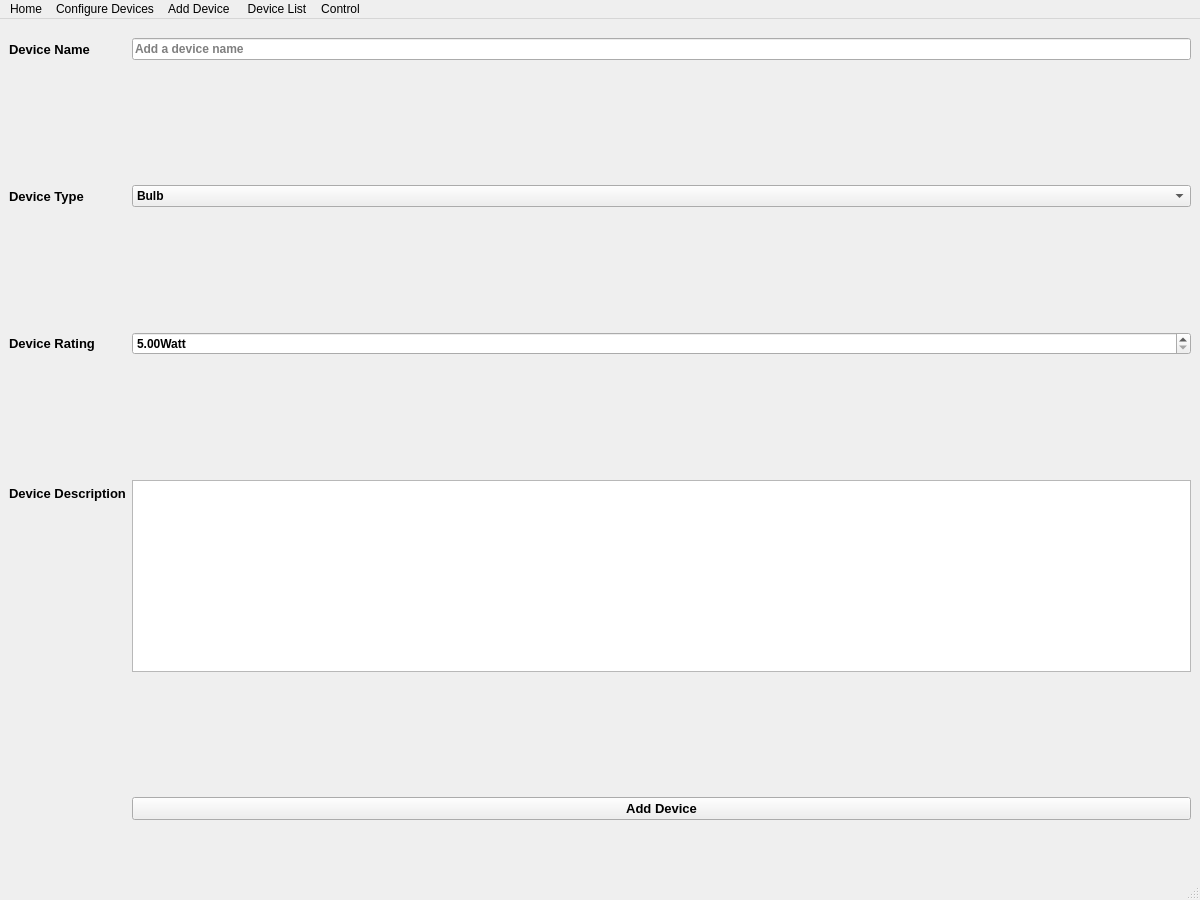
abhipray-cpu/home-automatation, file view/Add_device.ui: the form before one commit.
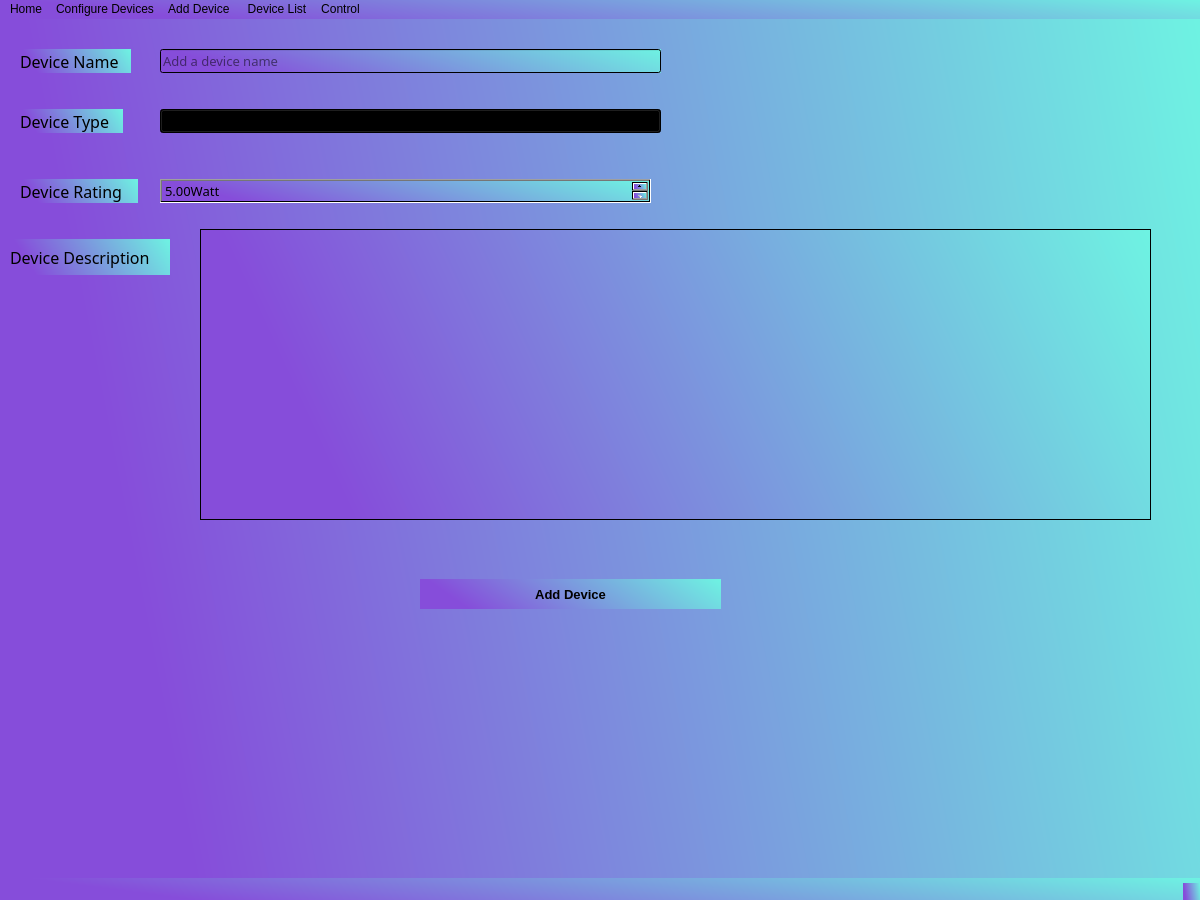
The form after the commit.

What changed in the file:
```diff
--- a/view/Add_device.ui
+++ b/view/Add_device.ui
@@ -13,81 +13,108 @@
   <property name="windowTitle">
    <string>MainWindow</string>
   </property>
+  <property name="styleSheet">
+   <string notr="true">background-color: qlineargradient(spread:pad, x1:0.039801, y1:0.136, x2:1, y2:0, stop:0 rgba(134, 77, 218, 255), stop:1 rgba(110, 243, 226, 255));
+</string>
+  </property>
   <widget class="QWidget" name="MainWidget">
-   <widget class="QFrame" name="FormLayout">
-    <property name="geometry">
-     <rect>
-      <x>0</x>
-      <y>10</y>
-      <width>1200</width>
-      <height>800</height>
-     </rect>
-    </property>
-    <layout class="QFormLayout" name="formLayout">
-     <item row="1" column="0">
       <widget class="QLabel" name="NameLabel">
+    <property name="geometry">
+     <rect>
+      <x>20</x>
+      <y>30</y>
+      <width>111</width>
+      <height>24</height>
+     </rect>
+    </property>
        <property name="font">
         <font>
-         <pointsize>10</pointsize>
-         <weight>75</weight>
-         <bold>true</bold>
-        </font>
-       </property>
+      <family>Mongolian Baiti</family>
+      <pointsize>12</pointsize>
+      <weight>50</weight>
+      <italic>false</italic>
+      <bold>false</bold>
+     </font>
+    </property>
+    <property name="styleSheet">
+     <string notr="true">font: 12pt &quot;Mongolian Baiti&quot;;</string>
+    </property>
        <property name="text">
         <string>Device Name</string>
        </property>
       </widget>
-     </item>
-     <item row="1" column="1">
       <widget class="QLineEdit" name="NameEdit">
+    <property name="geometry">
+     <rect>
+      <x>160</x>
+      <y>30</y>
+      <width>501</width>
+      <height>24</height>
+     </rect>
+    </property>
        <property name="font">
         <font>
-         <pointsize>9</pointsize>
-         <weight>75</weight>
-         <bold>true</bold>
-        </font>
-       </property>
+      <family>Mongolian Baiti</family>
+      <pointsize>10</pointsize>
+      <weight>50</weight>
+      <italic>false</italic>
+      <bold>false</bold>
+     </font>
+    </property>
+    <property name="styleSheet">
+     <string notr="true">font: 10pt &quot;Mongolian Baiti&quot;;</string>
+    </property>
        <property name="placeholderText">
         <string>Add a device name</string>
        </property>
       </widget>
-     </item>
-     <item row="2" column="1">
-      <spacer name="verticalSpacer_3">
-       <property name="orientation">
-        <enum>Qt::Vertical</enum>
-       </property>
-       <property name="sizeHint" stdset="0">
-        <size>
-         <width>20</width>
-         <height>40</height>
-        </size>
-       </property>
-      </spacer>
-     </item>
-     <item row="3" column="0">
       <widget class="QLabel" name="deviceTypeLabel">
+    <property name="geometry">
+     <rect>
+      <x>20</x>
+      <y>90</y>
+      <width>103</width>
+      <height>24</height>
+     </rect>
+    </property>
        <property name="font">
         <font>
-         <pointsize>10</pointsize>
-         <weight>75</weight>
-         <bold>true</bold>
-        </font>
-       </property>
+      <family>Mongolian Baiti</family>
+      <pointsize>12</pointsize>
+      <weight>50</weight>
+      <italic>false</italic>
+      <bold>false</bold>
+     </font>
+    </property>
+    <property name="styleSheet">
+     <string notr="true">font: 12pt &quot;Mongolian Baiti&quot;;</string>
+    </property>
        <property name="text">
         <string>Device Type</string>
        </property>
       </widget>
-     </item>
-     <item row="3" column="1">
       <widget class="QComboBox" name="DeviceTypeCombo">
+    <property name="geometry">
+     <rect>
+      <x>160</x>
+      <y>90</y>
+      <width>501</width>
+      <height>24</height>
+     </rect>
+    </property>
        <property name="font">
         <font>
-         <pointsize>9</pointsize>
-         <weight>75</weight>
-         <bold>true</bold>
-        </font>
-       </property>
+      <family>Mongolian Baiti</family>
+      <pointsize>10</pointsize>
+      <weight>50</weight>
+      <italic>false</italic>
+      <bold>false</bold>
+     </font>
+    </property>
+    <property name="styleSheet">
+     <string notr="true">font: 10pt &quot;Mongolian Baiti&quot;;
+</string>
+    </property>
        <item>
         <property name="text">
          <string>Bulb</string>
@@ -144,43 +171,52 @@
         </property>
        </item>
       </widget>
-     </item>
-     <item row="4" column="1">
-      <spacer name="verticalSpacer_5">
-       <property name="orientation">
-        <enum>Qt::Vertical</enum>
-       </property>
-       <property name="sizeHint" stdset="0">
-        <size>
-         <width>20</width>
-         <height>40</height>
-        </size>
-       </property>
-      </spacer>
-     </item>
-     <item row="5" column="0">
       <widget class="QLabel" name="loadTypeLabel">
+    <property name="geometry">
+     <rect>
+      <x>20</x>
+      <y>160</y>
+      <width>118</width>
+      <height>24</height>
+     </rect>
+    </property>
        <property name="font">
         <font>
-         <pointsize>10</pointsize>
-         <weight>75</weight>
-         <bold>true</bold>
-        </font>
-       </property>
+      <family>Mongolian Baiti</family>
+      <pointsize>12</pointsize>
+      <weight>50</weight>
+      <italic>false</italic>
+      <bold>false</bold>
+     </font>
+    </property>
+    <property name="styleSheet">
+     <string notr="true">font: 12pt &quot;Mongolian Baiti&quot;;</string>
+    </property>
        <property name="text">
         <string>Device Rating</string>
        </property>
       </widget>
-     </item>
-     <item row="5" column="1">
       <widget class="QDoubleSpinBox" name="doubleSpinBox">
+    <property name="geometry">
+     <rect>
+      <x>160</x>
+      <y>160</y>
+      <width>491</width>
+      <height>24</height>
+     </rect>
+    </property>
        <property name="font">
         <font>
-         <pointsize>9</pointsize>
-         <weight>75</weight>
-         <bold>true</bold>
-        </font>
-       </property>
+      <family>Mongolian Baiti</family>
+      <pointsize>10</pointsize>
+      <weight>50</weight>
+      <italic>false</italic>
+      <bold>false</bold>
+     </font>
+    </property>
+    <property name="styleSheet">
+     <string notr="true">font: 10pt &quot;Mongolian Baiti&quot;;</string>
+    </property>
        <property name="suffix">
         <string>Watt</string>
        </property>
@@ -191,36 +227,40 @@
         <double>150.990000000000009</double>
        </property>
       </widget>
-     </item>
-     <item row="6" column="1">
-      <spacer name="verticalSpacer_4">
-       <property name="orientation">
-        <enum>Qt::Vertical</enum>
-       </property>
-       <property name="sizeHint" stdset="0">
-        <size>
-         <width>20</width>
-         <height>40</height>
-        </size>
-       </property>
-      </spacer>
-     </item>
-     <item row="7" column="0">
       <widget class="QLabel" name="DescriptionLabel">
+    <property name="geometry">
+     <rect>
+      <x>10</x>
+      <y>220</y>
+      <width>160</width>
+      <height>36</height>
+     </rect>
+    </property>
        <property name="font">
         <font>
-         <pointsize>10</pointsize>
-         <weight>75</weight>
-         <bold>true</bold>
-        </font>
-       </property>
+      <family>Mongolian Baiti</family>
+      <pointsize>12</pointsize>
+      <weight>50</weight>
+      <italic>false</italic>
+      <bold>false</bold>
+     </font>
+    </property>
+    <property name="styleSheet">
+     <string notr="true">font: 12pt &quot;Mongolian Baiti&quot;;</string>
+    </property>
        <property name="text">
         <string>Device Description</string>
        </property>
       </widget>
-     </item>
-     <item row="7" column="1">
       <widget class="QTextEdit" name="description">
+    <property name="geometry">
+     <rect>
+      <x>200</x>
+      <y>210</y>
+      <width>951</width>
+      <height>291</height>
+     </rect>
+    </property>
        <property name="font">
         <font>
          <pointsize>10</pointsize>
@@ -228,10 +268,22 @@
          <bold>true</bold>
         </font>
        </property>
-      </widget>
-     </item>
-     <item row="9" column="1">
+    <property name="frameShape">
+     <enum>QFrame::StyledPanel</enum>
+    </property>
+    <property name="frameShadow">
+     <enum>QFrame::Raised</enum>
+    </property>
+   </widget>
       <widget class="QPushButton" name="AddBtn">
+    <property name="geometry">
+     <rect>
+      <x>420</x>
+      <y>560</y>
+      <width>301</width>
+      <height>30</height>
+     </rect>
+    </property>
        <property name="font">
         <font>
          <pointsize>10</pointsize>
@@ -239,25 +291,13 @@
          <bold>true</bold>
         </font>
        </property>
+    <property name="styleSheet">
+     <string notr="true">border:80
+</string>
+    </property>
        <property name="text">
         <string>Add Device</string>
        </property>
-      </widget>
-     </item>
-     <item row="8" column="1">
-      <spacer name="verticalSpacer_6">
-       <property name="orientation">
-        <enum>Qt::Vertical</enum>
-       </property>
-       <property name="sizeHint" stdset="0">
-        <size>
-         <width>20</width>
-         <height>40</height>
-        </size>
-       </property>
-      </spacer>
-     </item>
-    </layout>
    </widget>
   </widget>
   <widget class="QMenuBar" name="menubar">
```
Lines whose indentation alone changed are shown as unchanged.
